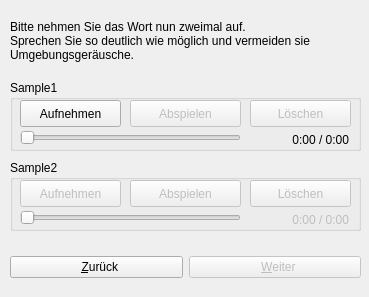
Old version of the form ui/addword.ui in the repository KDE/simon.
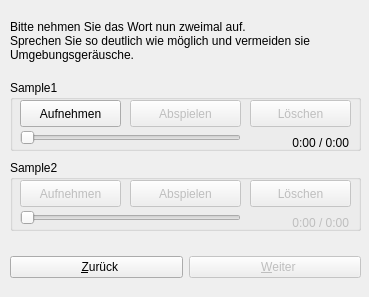
New version of the form. The open tabs and pages were chosen to show the change. Icons and pictures are not drawn.

```diff
--- a/ui/addword.ui
+++ b/ui/addword.ui
@@ -184,7 +184,7 @@
        <string>0:00 / 0:00</string>
       </property>
       <property name="alignment" >
-       <set>Qt::AlignRight|Qt::AlignTrailing|Qt::AlignVCenter</set>
+       <set>Qt::AlignCenter|Qt::AlignHorizontal_Mask|Qt::AlignRight|Qt::AlignTrailing|Qt::AlignVCenter|Qt::AlignVertical_Mask</set>
       </property>
      </widget>
      <widget class="QPushButton" name="pbRec2" >
@@ -313,7 +313,7 @@
        <string>0:00 / 0:00</string>
       </property>
       <property name="alignment" >
-       <set>Qt::AlignRight|Qt::AlignTrailing|Qt::AlignVCenter</set>
+       <set>Qt::AlignCenter|Qt::AlignHorizontal_Mask|Qt::AlignRight|Qt::AlignTrailing|Qt::AlignVCenter|Qt::AlignVertical_Mask</set>
       </property>
      </widget>
      <widget class="QPushButton" name="pbRec1" >
```
Left out of the diff: 157 changed lines with no effect on the pictures.
